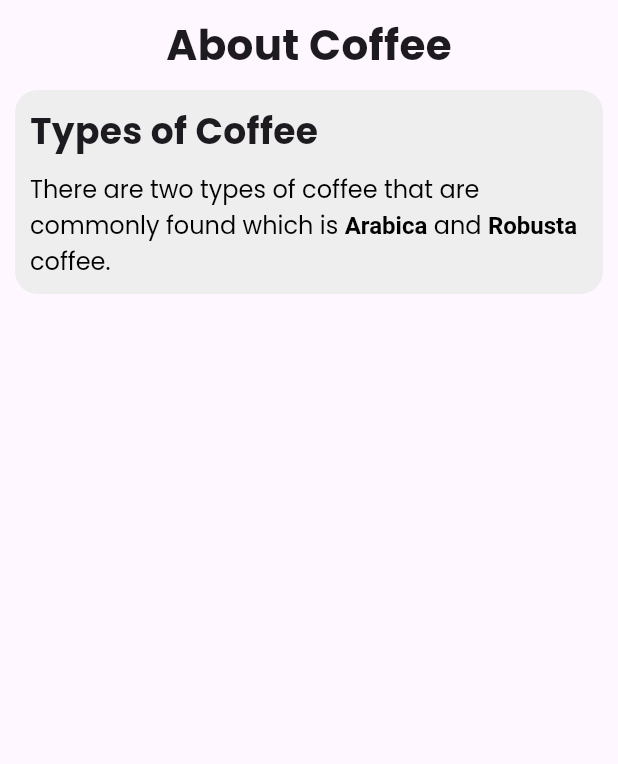
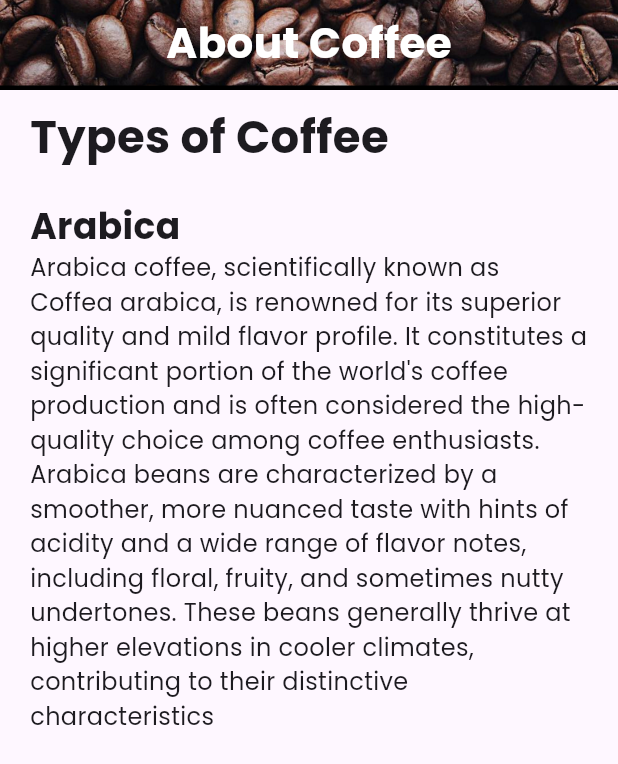
Before and after one commit to fsakhiy/about-coffee-flutter, a Flutter app: the screen it shows after launch, on a phone screen of 412 x 824 dp. Shown: the top 764 px of the screen. Run offline on Flutter 3.47's test engine with Material 3 defaults, Android fonts, the phone set to English and light mode, and no system bars; our stand-ins replace google_fonts.

Commit message:
added new contents

```diff
--- a/lib/main.dart
+++ b/lib/main.dart
@@ -20,12 +20,19 @@ class AppBar extends StatelessWidget {
     return Container(
       height: 60,
       padding: const EdgeInsets.symmetric(horizontal: 8),
-      // decoration: const BoxDecoration(color: Colors.white),
+      decoration: const BoxDecoration(
+          // color: Colors.brown,
+        image: DecorationImage(image: AssetImage('assets/images/beans.jpg'), fit: BoxFit.cover),
+          border: Border(bottom: BorderSide(
+            color: Colors.black,
+            width: 3.0
+        ),
+      )),
       child: Row(
         children: [
           Expanded(child:
             Center(child:
-              Text('About Coffee', style: GoogleFonts.poppins(textStyle: const TextStyle(fontSize: 28, fontWeight: FontWeight.bold))),
+              Text('About Coffee', style: GoogleFonts.poppins(textStyle: const TextStyle(fontSize: 28, fontWeight: FontWeight.bold, color: Colors.white))),
             ),
           )
         ],
@@ -43,49 +50,77 @@ class TypesOfCoffee extends StatelessWidget {
       margin: const EdgeInsets.symmetric(horizontal: 10),
       padding: const EdgeInsets.symmetric(vertical: 10, horizontal: 10),
       width: double.infinity,
-      decoration: BoxDecoration(
-        color: Colors.grey[200],
-        borderRadius: BorderRadius.circular(15.0),
-      ),
+      // decoration: BoxDecoration(
+      //   color: Colors.grey[200],
+      //   borderRadius: BorderRadius.circular(15.0),
+      // ),
       child: Column(children: [
         SizedBox(
           width: double.infinity,
           child:
-          Text('Types of Coffee', style: GoogleFonts.poppins(textStyle: const TextStyle(fontWeight: FontWeight.bold, fontSize: 24))),
+          Text('Types of Coffee', style: GoogleFonts.poppins(textStyle: const TextStyle(fontWeight: FontWeight.bold, fontSize: 30))),
         ),
-        const SizedBox(height: 10),
-        SizedBox(
-          width: double.infinity,
-          child:
-          // Text('there are two types of coffee that are commonly found which is Arabica and Robusta coffee', style: GoogleFonts.poppins(textStyle: const TextStyle(fontSize: 14))),
-          RichText(
-            text: TextSpan(
-              text: 'There are two types of coffee that are commonly found which is ',
-              style: GoogleFonts.poppins(textStyle: const TextStyle(color: Colors.black, fontSize: 16)),
-              children: const <TextSpan>[
-                TextSpan(
-                  text: 'Arabica',
-                  style: TextStyle(fontWeight: FontWeight.bold),
-                ),
-                TextSpan(
-                  text: ' and ',
-                ),
-                TextSpan(
-                  text: 'Robusta',
-                  style: TextStyle(fontWeight: FontWeight.bold),
-                ),
-                TextSpan(
-                  text: ' coffee.',
-                ),
-              ],
-            ),
-          ),
+        // const SizedBox(height: 10),
+        // SizedBox(
+        //   width: double.infinity,
+        //   child:
+        //   // Text('there are two types of coffee that are commonly found which is Arabica and Robusta coffee', style: GoogleFonts.poppins(textStyle: const TextStyle(fontSize: 14))),
+        //   RichText(
+        //     text: TextSpan(
+        //       text: 'There are two types of coffee that are commonly found which is ',
+        //       style: GoogleFonts.poppins(textStyle: const TextStyle(color: Colors.black, fontSize: 16)),
+        //       children: const <TextSpan>[
+        //         TextSpan(
+        //           text: 'Arabica',
+        //           style: TextStyle(fontWeight: FontWeight.bold, fontSize: 20),
+        //         ),
+        //         TextSpan(
+        //           text: ' and ',
+        //         ),
+        //         TextSpan(
+        //           text: 'Robusta',
+        //           style: TextStyle(fontWeight: FontWeight.bold, fontSize: 20),
+        //         ),
+        //         TextSpan(
+        //           text: ' coffee.',
+        //         ),
+        //       ],
+        //     ),
+        //   ),
 
-        ),
+        // ),
+        // const SizedBox(height: 10),
       ],),
     );
   }
 
+}
+
+class AboutArabica extends StatelessWidget {
+  const AboutArabica({super.key});
+
+  @override
+  Widget build(BuildContext context) {
+    return Container(
+      margin: const EdgeInsets.symmetric(horizontal: 10),
+      padding: const EdgeInsets.symmetric(vertical: 10, horizontal: 10),
+      width: double.infinity,
+      // decoration: BoxDecoration(
+        // color: Colors.grey[200],
+        // borderRadius: BorderRadius.circular(15.0),
+      // ),
+      child: Column(children: [
+        SizedBox(
+          width: double.infinity,
+          child: Text('Arabica', style: GoogleFonts.poppins(textStyle: const TextStyle(fontWeight: FontWeight.bold), fontSize: 24),),
+        ),
+        SizedBox(
+          width: double.infinity,
+          child: Text("Arabica coffee, scientifically known as Coffea arabica, is renowned for its superior quality and mild flavor profile. It constitutes a significant portion of the world's coffee production and is often considered the high-quality choice among coffee enthusiasts. Arabica beans are characterized by a smoother, more nuanced taste with hints of acidity and a wide range of flavor notes, including floral, fruity, and sometimes nutty undertones. These beans generally thrive at higher elevations in cooler climates, contributing to their distinctive characteristics", style: GoogleFonts.poppins(textStyle: const TextStyle(fontSize: 16))),
+        )
+      ],),
+    );
+  }
 }
 
 class HomePage extends StatelessWidget {
@@ -98,6 +133,8 @@ class HomePage extends StatelessWidget {
         children: [
           AppBar(),
           TypesOfCoffee(),
+          // SizedBox(height: 20),
+          AboutArabica(),
         ],
       ),
     );
--- a/pubspec.yaml
+++ b/pubspec.yaml
@@ -64,6 +64,9 @@ flutter:
   #   - images/a_dot_burr.jpeg
   #   - images/a_dot_ham.jpeg
 
+  assets:
+    - assets/images/
+
   # An image asset can refer to one or more resolution-specific "variants", see
   # https://flutter.dev/assets-and-images/#resolution-aware
 
```
Also changed, not shown: assets/images/beans.jpg (added), 1 other file.
